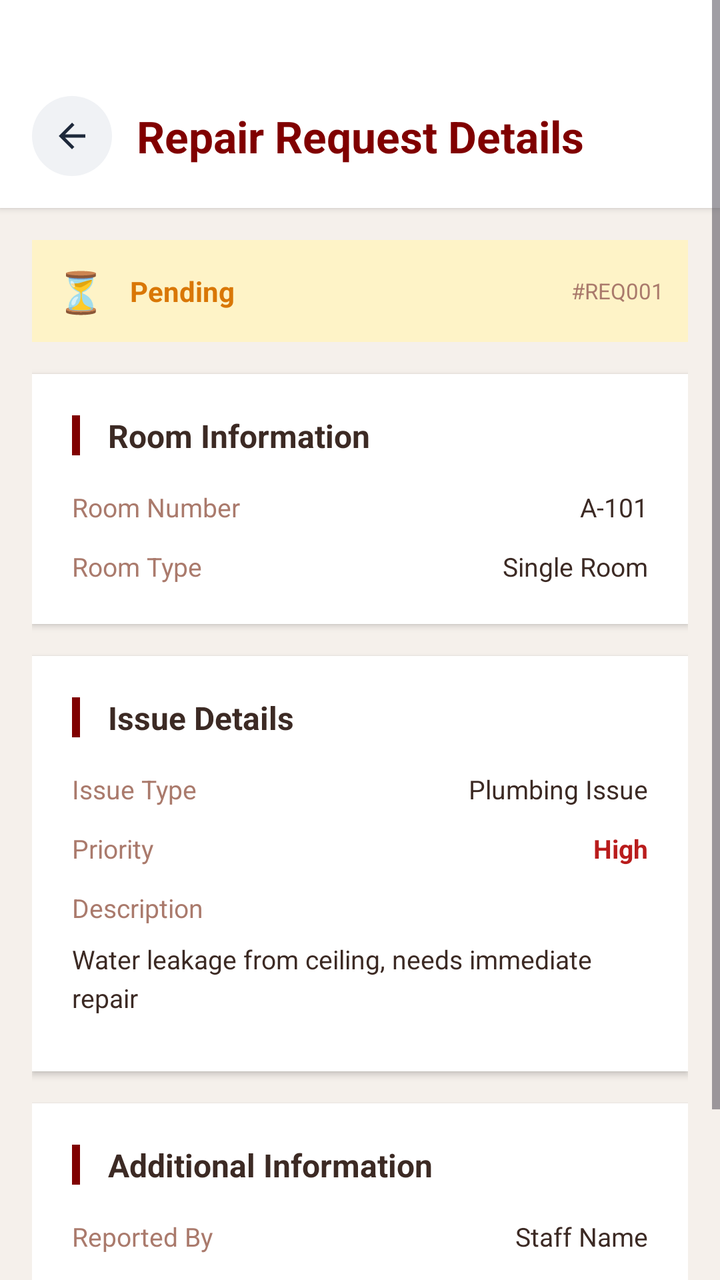
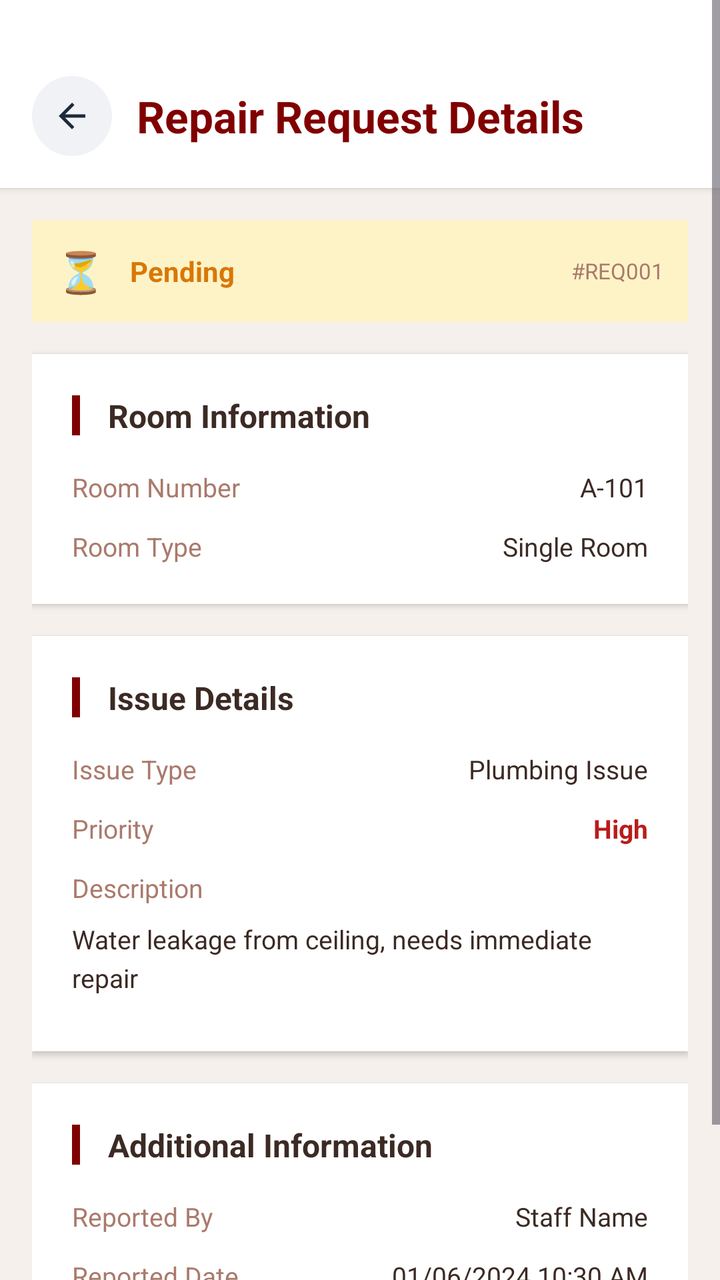

Before-and-after screenshots of an Android layout around one commit, followed by the original layout XML and the change that was made.
<!-- AndroidManifest.xml: application theme Theme.UTMSPACE_HostelBookingSystem -->
<!-- res/layout/activity_staff_repair_detail.xml -->
<?xml version="1.0" encoding="utf-8"?>
<ScrollView xmlns:android="http://schemas.android.com/apk/res/android"
    xmlns:app="http://schemas.android.com/apk/res-auto"
    android:layout_width="match_parent"
    android:layout_height="match_parent"
    android:background="#F5F0EB"
    android:fillViewport="true">

    <LinearLayout
        android:layout_width="match_parent"
        android:layout_height="wrap_content"
        android:orientation="vertical">

        
        <LinearLayout
            android:layout_width="match_parent"
            android:layout_height="wrap_content"
            android:orientation="vertical"
            android:background="#FFFFFF"
            android:elevation="2dp"
            android:paddingTop="40dp"
            android:paddingBottom="8dp">

            <LinearLayout
                android:layout_width="match_parent"
                android:layout_height="wrap_content"
                android:orientation="horizontal"
                android:gravity="center_vertical"
                android:layout_marginTop="8dp"
                android:layout_marginBottom="8dp">

                <LinearLayout
                    android:id="@+id/ivBack"
                    android:layout_width="40dp"
                    android:layout_height="40dp"
                    android:background="@drawable/back_button_background"
                    android:gravity="center"
                    android:clickable="true"
                    android:focusable="true"
                    android:layout_marginStart="16dp">

                    <ImageView
                        android:layout_width="20dp"
                        android:layout_height="20dp"
                        android:src="@drawable/ic_arrow_back"
                        app:tint="#1E293B" />

                </LinearLayout>

                <TextView
                    android:layout_width="0dp"
                    android:layout_height="wrap_content"
                    android:layout_weight="1"
                    android:text="Repair Request Details"
                    android:textSize="22sp"
                    android:textStyle="bold"
                    android:textColor="#800000"
                    android:gravity="center"
                    android:fontFamily="sans-serif" />

                <LinearLayout
                    android:layout_width="40dp"
                    android:layout_height="40dp"
                    android:layout_marginEnd="16dp" />

            </LinearLayout>

        </LinearLayout>

        <LinearLayout
            android:layout_width="match_parent"
            android:layout_height="wrap_content"
            android:orientation="vertical"
            android:padding="16dp">

            
            <LinearLayout
                android:id="@+id/statusBanner"
                android:layout_width="match_parent"
                android:layout_height="wrap_content"
                android:orientation="horizontal"
                android:gravity="center_vertical"
                android:background="#FEF3C7"
                android:padding="12dp"
                android:layout_marginBottom="16dp"
                android:radius="8dp">

                <TextView
                    android:id="@+id/tvStatusIcon"
                    android:layout_width="wrap_content"
                    android:layout_height="wrap_content"
                    android:text="⏳"
                    android:textSize="20sp" />

                <TextView
                    android:id="@+id/tvStatus"
                    android:layout_width="0dp"
                    android:layout_height="wrap_content"
                    android:layout_weight="1"
                    android:layout_marginStart="12dp"
                    android:text="Pending"
                    android:textSize="14sp"
                    android:textStyle="bold"
                    android:textColor="#D97706"
                    android:fontFamily="sans-serif" />

                <TextView
                    android:id="@+id/tvRequestId"
                    android:layout_width="wrap_content"
                    android:layout_height="wrap_content"
                    android:text="#REQ001"
                    android:textSize="11sp"
                    android:textColor="#AA7A6C"
                    android:fontFamily="sans-serif" />

            </LinearLayout>

            
            <LinearLayout
                android:layout_width="match_parent"
                android:layout_height="wrap_content"
                android:orientation="vertical"
                android:background="#FFFFFF"
                android:elevation="2dp"
                android:padding="20dp"
                android:layout_marginBottom="16dp">

                <LinearLayout
                    android:layout_width="match_parent"
                    android:layout_height="wrap_content"
                    android:orientation="horizontal"
                    android:gravity="center_vertical"
                    android:layout_marginBottom="16dp">

                    <View
                        android:layout_width="4dp"
                        android:layout_height="20dp"
                        android:background="#800000" />

                    <TextView
                        android:layout_width="wrap_content"
                        android:layout_height="wrap_content"
                        android:text=" Room Information"
                        android:textSize="16sp"
                        android:textStyle="bold"
                        android:textColor="#3C2A24"
                        android:layout_marginStart="10dp"
                        android:fontFamily="sans-serif" />

                </LinearLayout>

                <LinearLayout
                    android:layout_width="match_parent"
                    android:layout_height="wrap_content"
                    android:orientation="horizontal"
                    android:layout_marginBottom="12dp">

                    <TextView
                        android:layout_width="0dp"
                        android:layout_height="wrap_content"
                        android:layout_weight="1"
                        android:text="Room Number"
                        android:textSize="13sp"
                        android:textColor="#AA7A6C"
                        android:fontFamily="sans-serif" />

                    <TextView
                        android:id="@+id/tvRoomNumber"
                        android:layout_width="0dp"
                        android:layout_height="wrap_content"
                        android:layout_weight="1"
                        android:text="A-101"
                        android:textSize="13sp"
                        android:textColor="#3C2A24"
                        android:textAlignment="textEnd"
                        android:fontFamily="sans-serif" />

                </LinearLayout>

                <LinearLayout
                    android:layout_width="match_parent"
                    android:layout_height="wrap_content"
                    android:orientation="horizontal">

                    <TextView
                        android:layout_width="0dp"
                        android:layout_height="wrap_content"
                        android:layout_weight="1"
                        android:text="Room Type"
                        android:textSize="13sp"
                        android:textColor="#AA7A6C"
                        android:fontFamily="sans-serif" />

                    <TextView
                        android:id="@+id/tvRoomType"
                        android:layout_width="0dp"
                        android:layout_height="wrap_content"
                        android:layout_weight="1"
                        android:text="Single Room"
                        android:textSize="13sp"
                        android:textColor="#3C2A24"
                        android:textAlignment="textEnd"
                        android:fontFamily="sans-serif" />

                </LinearLayout>

            </LinearLayout>

            
            <LinearLayout
                android:layout_width="match_parent"
                android:layout_height="wrap_content"
                android:orientation="vertical"
                android:background="#FFFFFF"
                android:elevation="2dp"
                android:padding="20dp"
                android:layout_marginBottom="16dp">

                <LinearLayout
                    android:layout_width="match_parent"
                    android:layout_height="wrap_content"
                    android:orientation="horizontal"
                    android:gravity="center_vertical"
                    android:layout_marginBottom="16dp">

                    <View
                        android:layout_width="4dp"
                        android:layout_height="20dp"
                        android:background="#800000" />

                    <TextView
                        android:layout_width="wrap_content"
                        android:layout_height="wrap_content"
                        android:text=" Issue Details"
                        android:textSize="16sp"
                        android:textStyle="bold"
                        android:textColor="#3C2A24"
                        android:layout_marginStart="10dp"
                        android:fontFamily="sans-serif" />

                </LinearLayout>

                <LinearLayout
                    android:layout_width="match_parent"
                    android:layout_height="wrap_content"
                    android:orientation="horizontal"
                    android:layout_marginBottom="12dp">

                    <TextView
                        android:layout_width="0dp"
                        android:layout_height="wrap_content"
                        android:layout_weight="1"
                        android:text="Issue Type"
                        android:textSize="13sp"
                        android:textColor="#AA7A6C"
                        android:fontFamily="sans-serif" />

                    <TextView
                        android:id="@+id/tvIssueType"
                        android:layout_width="0dp"
                        android:layout_height="wrap_content"
                        android:layout_weight="1"
                        android:text="Plumbing Issue"
                        android:textSize="13sp"
                        android:textColor="#3C2A24"
                        android:textAlignment="textEnd"
                        android:fontFamily="sans-serif" />

                </LinearLayout>

                <LinearLayout
                    android:layout_width="match_parent"
                    android:layout_height="wrap_content"
                    android:orientation="horizontal"
                    android:layout_marginBottom="12dp">

                    <TextView
                        android:layout_width="0dp"
                        android:layout_height="wrap_content"
                        android:layout_weight="1"
                        android:text="Priority"
                        android:textSize="13sp"
                        android:textColor="#AA7A6C"
                        android:fontFamily="sans-serif" />

                    <TextView
                        android:id="@+id/tvPriority"
                        android:layout_width="0dp"
                        android:layout_height="wrap_content"
                        android:layout_weight="1"
                        android:text="High"
                        android:textSize="13sp"
                        android:textStyle="bold"
                        android:textColor="#B91C1C"
                        android:textAlignment="textEnd"
                        android:fontFamily="sans-serif" />

                </LinearLayout>

                <LinearLayout
                    android:layout_width="match_parent"
                    android:layout_height="wrap_content"
                    android:orientation="vertical"
                    android:layout_marginBottom="8dp">

                    <TextView
                        android:layout_width="wrap_content"
                        android:layout_height="wrap_content"
                        android:text="Description"
                        android:textSize="13sp"
                        android:textColor="#AA7A6C"
                        android:layout_marginBottom="8dp"
                        android:fontFamily="sans-serif" />

                    <TextView
                        android:id="@+id/tvDescription"
                        android:layout_width="match_parent"
                        android:layout_height="wrap_content"
                        android:text="Water leakage from ceiling, needs immediate repair"
                        android:textSize="13sp"
                        android:textColor="#3C2A24"
                        android:lineSpacingExtra="4dp"
                        android:fontFamily="sans-serif" />

                </LinearLayout>

            </LinearLayout>

            
            <LinearLayout
                android:layout_width="match_parent"
                android:layout_height="wrap_content"
                android:orientation="vertical"
                android:background="#FFFFFF"
                android:elevation="2dp"
                android:padding="20dp"
                android:layout_marginBottom="16dp">

                <LinearLayout
                    android:layout_width="match_parent"
                    android:layout_height="wrap_content"
                    android:orientation="horizontal"
                    android:gravity="center_vertical"
                    android:layout_marginBottom="16dp">

                    <View
                        android:layout_width="4dp"
                        android:layout_height="20dp"
                        android:background="#800000" />

                    <TextView
                        android:layout_width="wrap_content"
                        android:layout_height="wrap_content"
                        android:text=" Additional Information"
                        android:textSize="16sp"
                        android:textStyle="bold"
                        android:textColor="#3C2A24"
                        android:layout_marginStart="10dp"
                        android:fontFamily="sans-serif" />

                </LinearLayout>

                <LinearLayout
                    android:layout_width="match_parent"
                    android:layout_height="wrap_content"
                    android:orientation="horizontal"
                    android:layout_marginBottom="12dp">

                    <TextView
                        android:layout_width="0dp"
                        android:layout_height="wrap_content"
                        android:layout_weight="1"
                        android:text="Reported By"
                        android:textSize="13sp"
                        android:textColor="#AA7A6C"
                        android:fontFamily="sans-serif" />

                    <TextView
                        android:id="@+id/tvReportedBy"
                        android:layout_width="0dp"
                        android:layout_height="wrap_content"
                        android:layout_weight="1"
                        android:text="Staff Name"
                        android:textSize="13sp"
                        android:textColor="#3C2A24"
                        android:textAlignment="textEnd"
                        android:fontFamily="sans-serif" />

                </LinearLayout>

                <LinearLayout
                    android:layout_width="match_parent"
                    android:layout_height="wrap_content"
                    android:orientation="horizontal"
                    android:layout_marginBottom="12dp">

                    <TextView
                        android:layout_width="0dp"
                        android:layout_height="wrap_content"
                        android:layout_weight="1"
                        android:text="Reported Date"
                        android:textSize="13sp"
                        android:textColor="#AA7A6C"
                        android:fontFamily="sans-serif" />

                    <TextView
                        android:id="@+id/tvReportedDate"
                        android:layout_width="0dp"
                        android:layout_height="wrap_content"
                        android:layout_weight="1"
                        android:text="01/06/2024 10:30 AM"
                        android:textSize="13sp"
                        android:textColor="#3C2A24"
                        android:textAlignment="textEnd"
                        android:fontFamily="sans-serif" />

                </LinearLayout>

                <LinearLayout
                    android:layout_width="match_parent"
                    android:layout_height="wrap_content"
                    android:orientation="horizontal">

                    <TextView
                        android:layout_width="0dp"
                        android:layout_height="wrap_content"
                        android:layout_weight="1"
                        android:text="Preferred Time"
                        android:textSize="13sp"
                        android:textColor="#AA7A6C"
                        android:fontFamily="sans-serif" />

                    <TextView
                        android:id="@+id/tvPreferredTime"
                        android:layout_width="0dp"
                        android:layout_height="wrap_content"
                        android:layout_weight="1"
                        android:text="Weekdays 9am-5pm"
                        android:textSize="13sp"
                        android:textColor="#3C2A24"
                        android:textAlignment="textEnd"
                        android:fontFamily="sans-serif" />

                </LinearLayout>

            </LinearLayout>

            
            <LinearLayout
                android:id="@+id/proofImageCard"
                android:layout_width="match_parent"
                android:layout_height="wrap_content"
                android:orientation="vertical"
                android:background="#FFFFFF"
                android:elevation="2dp"
                android:padding="20dp"
                android:layout_marginBottom="16dp"
                android:visibility="gone">

                <LinearLayout
                    android:layout_width="match_parent"
                    android:layout_height="wrap_content"
                    android:orientation="horizontal"
                    android:gravity="center_vertical"
                    android:layout_marginBottom="16dp">

                    <View
                        android:layout_width="4dp"
                        android:layout_height="20dp"
                        android:background="#800000" />

                    <TextView
                        android:id="@+id/tvProofTitle"
                        android:layout_width="wrap_content"
                        android:layout_height="wrap_content"
                        android:text=" Completion Proof"
                        android:textSize="16sp"
                        android:textStyle="bold"
                        android:textColor="#3C2A24"
                        android:layout_marginStart="10dp"
                        android:fontFamily="sans-serif" />

                </LinearLayout>

                <ImageView
                    android:id="@+id/ivProofImage"
                    android:layout_width="match_parent"
                    android:layout_height="200dp"
                    android:scaleType="centerCrop"
                    android:background="#F5F0EB"
                    android:clickable="true"
                    android:focusable="true" />

            </LinearLayout>

        </LinearLayout>
    </LinearLayout>
</ScrollView>
<!-- resources referenced by this layout -->
<resources>
  <!-- drawable back_button_background (drawable) -->
  <?xml version="1.0" encoding="utf-8"?>
  <shape xmlns:android="http://schemas.android.com/apk/res/android">
      <solid android:color="#F0F2F5" />
      <corners android:radius="40dp" />
  </shape>
  <!-- drawable ic_arrow_back (drawable) -->
  <?xml version="1.0" encoding="utf-8"?>
  <vector xmlns:android="http://schemas.android.com/apk/res/android"
      android:width="24dp"
      android:height="24dp"
      android:viewportWidth="24"
      android:viewportHeight="24">
      <path
          android:fillColor="#1E293B"
          android:pathData="M20,11H7.83l5.59,-5.59L12,4l-8,8 8,8 1.41,-1.41L7.83,13H20v-2z"/>
  </vector>
  <style name="Theme.UTMSPACE_HostelBookingSystem" parent="Theme.Material3.DayNight.NoActionBar">
  
          
          <item name="android:statusBarColor">@android:color/white</item>
          <item name="android:windowLightStatusBar">true</item>
  
          
          <item name="android:windowBackground">@android:color/white</item>
          <item name="android:colorBackground">@android:color/white</item>
  
      </style>
</resources>

<!-- the commit's change to res/layout/activity_staff_repair_detail.xml (unified diff, before → after) -->
@@ -18,7 +18,7 @@
             android:orientation="vertical"
             android:background="#FFFFFF"
             android:elevation="2dp"
-            android:paddingTop="40dp"
+            android:paddingTop="30dp"
             android:paddingBottom="8dp">
 
             <LinearLayout
